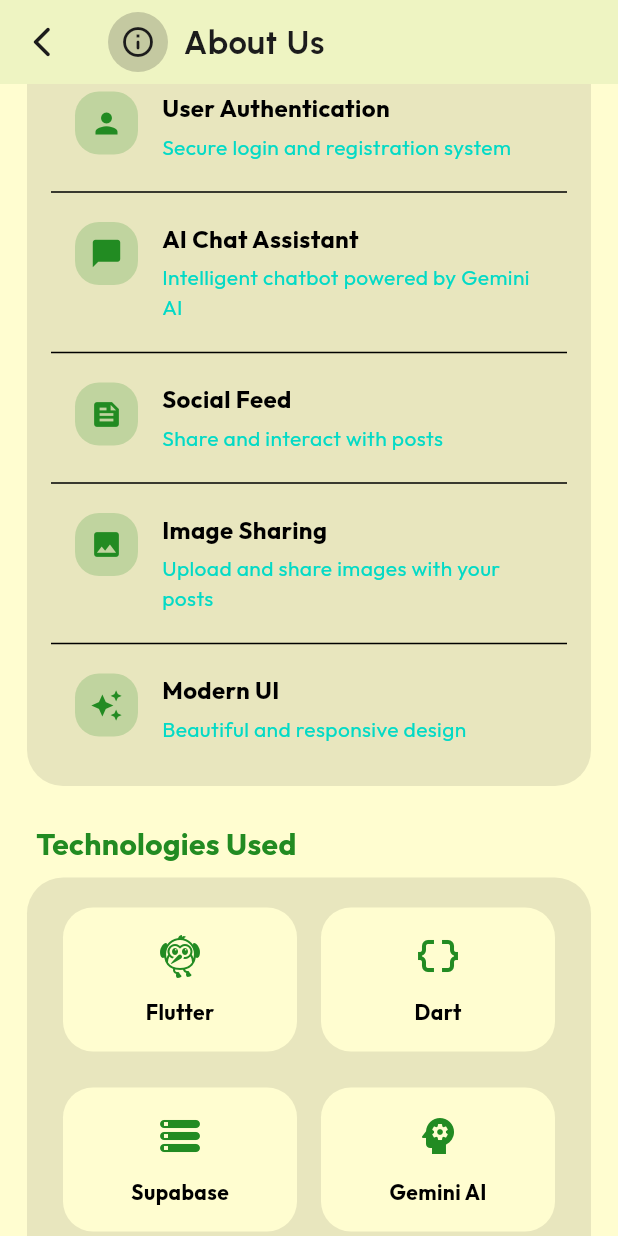
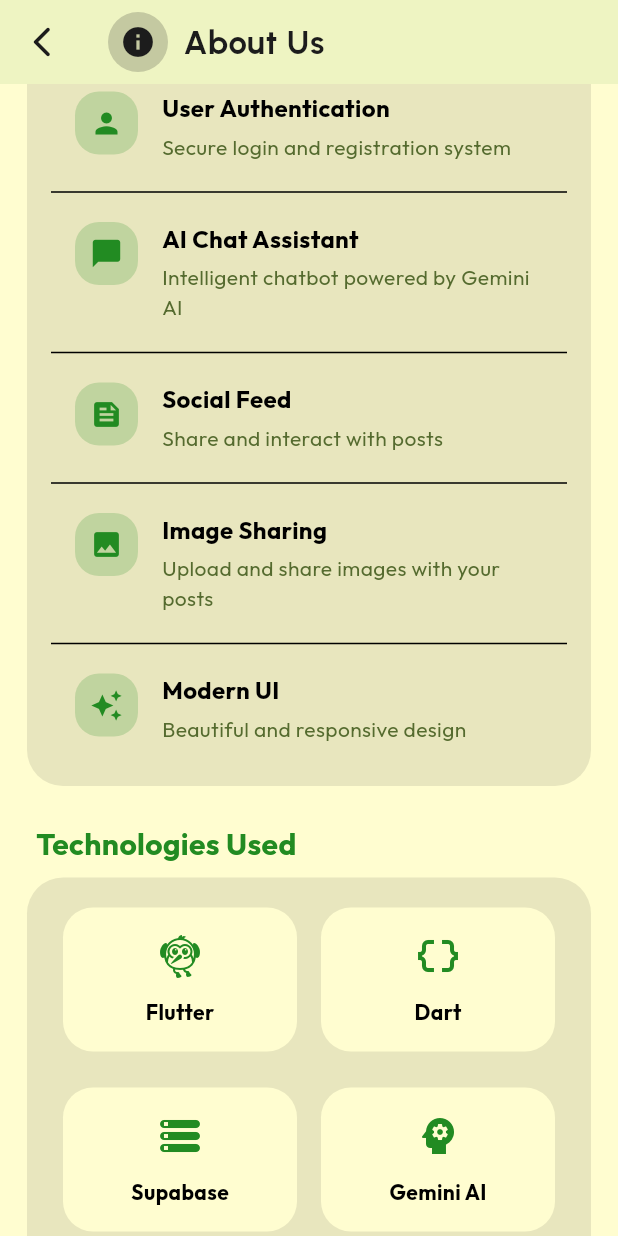
Before and after one commit to Mahad-Ghauri/KONEXEA, a Flutter app: the AboutPage screen opened directly, scrolled down 576 dp, on a phone screen of 412 x 824 dp. Run offline on Flutter 3.47's test engine with Material 3 defaults, Android fonts, the phone set to English and light mode, and no system bars; our stand-ins replace carousel_slider, cloud_firestore, curved_navigation_bar, firebase_core, fluttertoast, font_awesome_flutter and 5 more; missing offline and left inert: google_mlkit_translation; accounts and stored records are empty; project files that could hold a hidden picture were left out.

Commit message:
Refactor AboutPage and theme: Update icon, color handling, and improve visual consistency

```diff
--- a/lib/utils/theme.dart
+++ b/lib/utils/theme.dart
@@ -8,7 +8,7 @@
   colorScheme: const ColorScheme.light(
     surface: Color(0xFFFFFDD0),
     primary: Color(0xFF228B22),
-    // secondary: Color(0xFF1E3E62),
+    secondary: Color(0xFF556B2F),
     tertiary: Color(0xFF1C1C1C),
   ),
 );
--- a/lib/views/Interface/about_page.dart
+++ b/lib/views/Interface/about_page.dart
@@ -45,7 +45,7 @@
                   shape: BoxShape.circle,
                 ),
                 child: Icon(
-                  Icons.info_outline_rounded,
+                  Icons.info,
                   color: Theme.of(context).colorScheme.tertiary,
                 ),
               ),
@@ -127,13 +127,16 @@
                           vertical: 8,
                         ),
                         decoration: BoxDecoration(
-                          color: Theme.of(context).colorScheme.tertiary,
+                          color: Theme.of(context)
+                              .colorScheme
+                              .tertiary
+                              .withOpacity(0.2),
                           borderRadius: BorderRadius.circular(24),
                         ),
                         child: const Text(
                           "v1.0.0",
                           style: TextStyle(
-                            color: Color(0xFF1E3E62),
+                            color: Color(0xFFFFFDD0),
                             fontWeight: FontWeight.bold,
                           ),
                         ),
@@ -156,7 +159,7 @@
                       style: TextStyle(
                         fontSize: 16,
                         height: 1.5,
-                        color: Theme.of(context).colorScheme.secondary,
+                        color: Theme.of(context).colorScheme.tertiary,
                         fontFamily: GoogleFonts.outfit().fontFamily,
                       ),
                     ),
@@ -313,12 +316,12 @@
                                     fontSize: 24,
                                     fontWeight: FontWeight.bold,
                                     color:
-                                        Theme.of(context).colorScheme.primary,
+                                        Theme.of(context).colorScheme.surface,
                                   ),
                                 ),
                               ),
                             ),
-                            const SizedBox(width: 16),
+                            const SizedBox(width: 10),
                             Expanded(
                               child: Column(
                                 crossAxisAlignment: CrossAxisAlignment.start,
@@ -352,6 +355,8 @@
                     ),
                   ),
                 ),
+                const SizedBox(height: 15),
+                // Developer 2
                 AboutComponents.buildCard(
                   context,
                   child: Padding(
@@ -377,7 +382,7 @@
                                     fontSize: 24,
                                     fontWeight: FontWeight.bold,
                                     color:
-                                        Theme.of(context).colorScheme.primary,
+                                        Theme.of(context).colorScheme.surface,
                                   ),
                                 ),
                               ),
```
